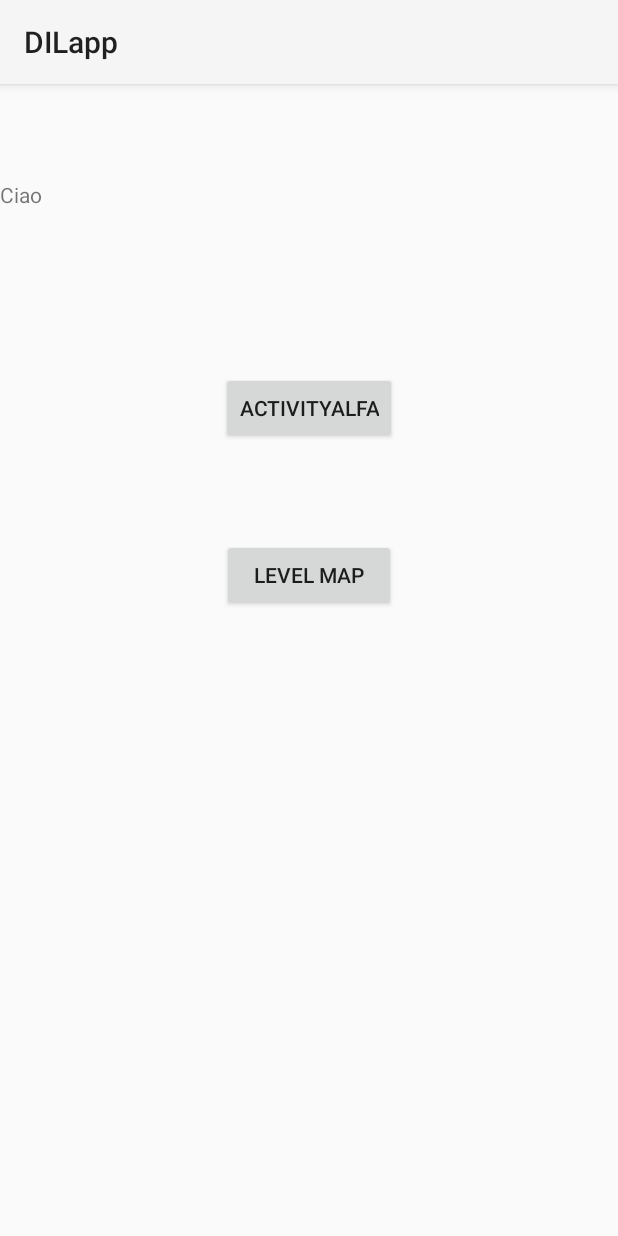
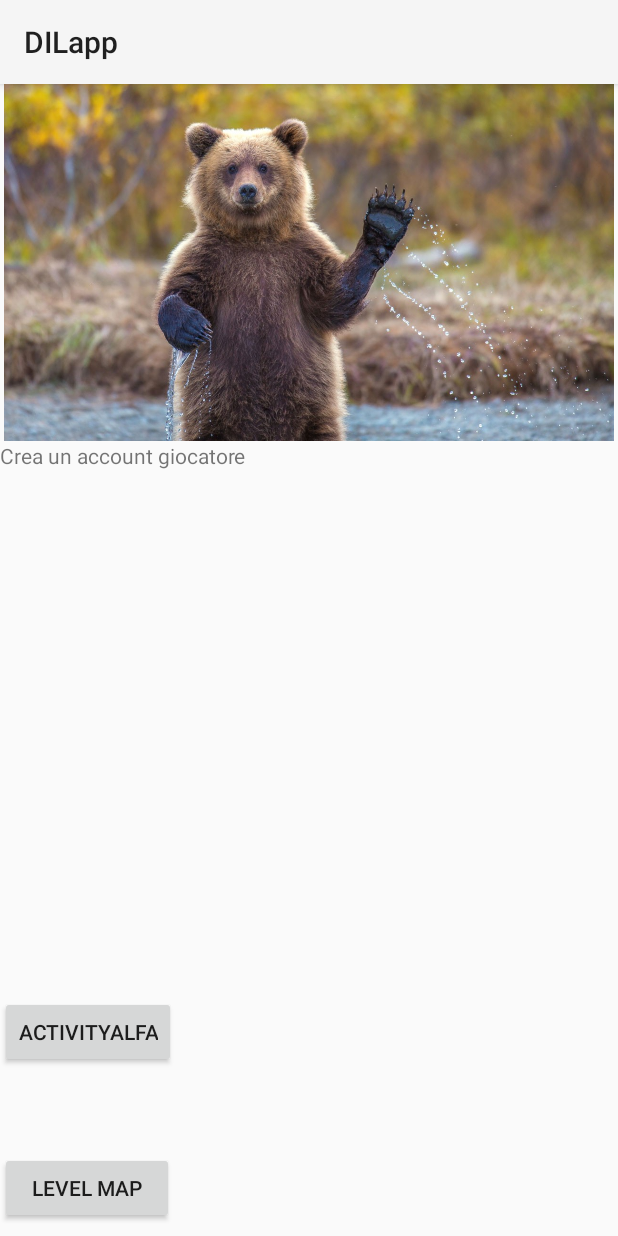
Before and after one commit to MarziaDegiorgi/DILapp, an Android app: the CreateAccountActivity screen opened directly, with no data from a screen before it, on a phone screen of 412 x 824 dp. Run offline under Robolectric (Android 15) with nearby library versions, the phone set to English and light mode, and no system bars.

Commit message:
Fixed problem SDK

```diff
--- a/app/src/main/AndroidManifest.xml
+++ b/app/src/main/AndroidManifest.xml
@@ -8,7 +8,7 @@
 
     <application
         android:allowBackup="true"
-        android:icon="@drawable/logofruit"
+        android:icon="@mipmap/logofruit"
         android:label="@string/app_name"
         android:roundIcon="@mipmap/ic_launcher_round"
         android:supportsRtl="true"
@@ -17,16 +17,14 @@
         <activity android:name=".MainActivity">
             <intent-filter>
                 <action android:name="android.intent.action.MAIN" />
-
                 <category android:name="android.intent.category.LAUNCHER" />
             </intent-filter>
+        </activity>
+        <activity android:name=".CreateAccountActivity" >
         </activity>
 
         <activity android:label="@string/app_name"
             android:name=".ActivityAlfa">
-        </activity>
-
-        <activity android:name=".CreateAccountActivity" >
         </activity>
 
         <activity android:name=".LevelmapActivity"></activity>
--- a/app/src/main/java/com/polimi/dilapp/ActivityAlfa.java
+++ b/app/src/main/java/com/polimi/dilapp/ActivityAlfa.java
@@ -4,6 +4,7 @@ import android.content.Intent;
 import android.content.pm.ActivityInfo;
 import android.media.MediaPlayer;
 import android.net.Uri;
+import android.os.Build;
 import android.os.Bundle;
 import android.speech.tts.TextToSpeech;
 import android.support.v7.app.AppCompatActivity;
@@ -88,19 +89,13 @@ public class ActivityAlfa extends AppCompatActivity{
                 Animation animation = AnimationUtils.loadAnimation(ActivityAlfa.this, R.anim.animation_definition);
                 animationView.setVisibility(View.VISIBLE);
                 animationView.setAnimation(animation);
-               /* if(){
-                    Context context = getApplicationContext();
-                    CharSequence text = "Error toast!";
-                    int duration = Toast.LENGTH_SHORT;
 
-                    Toast toast = Toast.makeText(context, text, duration);
-                    toast.show();
-                }else{
-                    String presentation = getResources().getString(R.string.fruit_presentation);
-                    CharSequence text = presentation;
-                    textToSpeech.speak(presentation, TextToSpeech.QUEUE_FLUSH, null);
-                }
-                //here we have to put the audio of the animation*/
+                String presentation = getResources().getString(R.string.fruit_presentation);
+                CharSequence text = presentation;
+
+                textToSpeech.speak(presentation, TextToSpeech.QUEUE_FLUSH, null, null);
+
+                //here we have to put the audio of the animation
 
             }
         });
--- a/app/src/main/java/com/polimi/dilapp/CreateAccountActivity.java
+++ b/app/src/main/java/com/polimi/dilapp/CreateAccountActivity.java
@@ -15,7 +15,7 @@ public class CreateAccountActivity extends AppCompatActivity{
         setContentView(R.layout.activity_createaccount);
 
         // Get the Intent that started this activity
-        Intent intent = getIntent();
+        getIntent();
 
         //dummy link to ActivityAlfa for debugging purpose
         Button dummyButton = findViewById(R.id.DummyLink);
--- a/app/src/main/res/layout/activity_createaccount.xml
+++ b/app/src/main/res/layout/activity_createaccount.xml
@@ -1,32 +1,45 @@
 <?xml version="1.0" encoding="utf-8"?>
-<android.support.constraint.ConstraintLayout
+<LinearLayout
     xmlns:android="http://schemas.android.com/apk/res/android"
     xmlns:app="http://schemas.android.com/apk/res-auto"
-    xmlns:tools="http://schemas.android.com/tools"
     android:layout_width="match_parent"
-    android:layout_height="match_parent">
+    android:layout_height="match_parent"
+    android:orientation="vertical">
+
+    <ImageView
+        android:layout_width="match_parent"
+        android:layout_height="0dp"
+        android:layout_weight="3"
+        android:src="@drawable/welcome"
+        android:id="@+id/welcomeImage"/>
 
     <TextView
-        android:id="@+id/textView"
+        android:id="@+id/createAccount"
         android:layout_width="match_parent"
-        android:layout_height="match_parent"
-        android:layout_marginTop="64dp"
-        android:text="Ciao"
-        app:layout_constraintHorizontal_bias="0.0"
-        app:layout_constraintLeft_toLeftOf="parent"
-        app:layout_constraintRight_toRightOf="parent"
-        app:layout_constraintTop_toTopOf="parent" />
+        android:layout_height="0dp"
+        android:layout_alignParentBottom="true"
+        android:layout_alignParentEnd="true"
+        android:layout_marginBottom="132dp"
+        android:layout_marginEnd="126dp"
+        android:layout_weight="1"
+        android:text="Crea un account giocatore"></TextView>
+
+        <RelativeLayout
+            android:layout_width="match_parent"
+            android:layout_height="0dp"
+            android:layout_weight="2">
+
+        </RelativeLayout>
 
     <Button
-        android:id="@+id/DummyLink"
         android:layout_width="wrap_content"
         android:layout_height="wrap_content"
-        android:layout_marginTop="128dp"
+        android:id="@+id/DummyLink"
         android:text="ActivityAlfa"
-        app:layout_constraintLeft_toLeftOf="parent"
-        app:layout_constraintRight_toRightOf="parent"
-        app:layout_constraintTop_toTopOf="@+id/textView" />
+        android:layout_alignParentRight="true"
+        android:layout_alignParentBottom="true"
 
+        />
     <Button
         android:id="@+id/DummyLink2"
         android:layout_width="116dp"
@@ -34,9 +47,5 @@
         android:layout_marginBottom="8dp"
         android:layout_marginTop="56dp"
         android:text="Level Map"
-        app:layout_constraintBottom_toBottomOf="parent"
-        app:layout_constraintLeft_toLeftOf="parent"
-        app:layout_constraintRight_toRightOf="parent"
-        app:layout_constraintTop_toBottomOf="@+id/DummyLink"
-        app:layout_constraintVertical_bias="0.017" />
-</android.support.constraint.ConstraintLayout>
+        />
+</LinearLayout>
```
Also changed, not shown: app/src/main/res/drawable/add.png (added), app/src/main/res/drawable/logofruitvector.png (deleted), app/src/main/res/drawable/welcome.jpeg (added), app/src/main/res/mipmap-hdpi/logofruit.png (renamed from app/src/main/res/drawable/logofruit.png), app/src/main/res/mipmap-mdpi/logofruit.png (added), app/src/main/res/mipmap-xhdpi/logofruit.png (added), app/src/main/res/mipmap-xxhdpi/logofruit.png (added), app/src/main/res/mipmap-xxxhdpi/logofruit.png (added).
